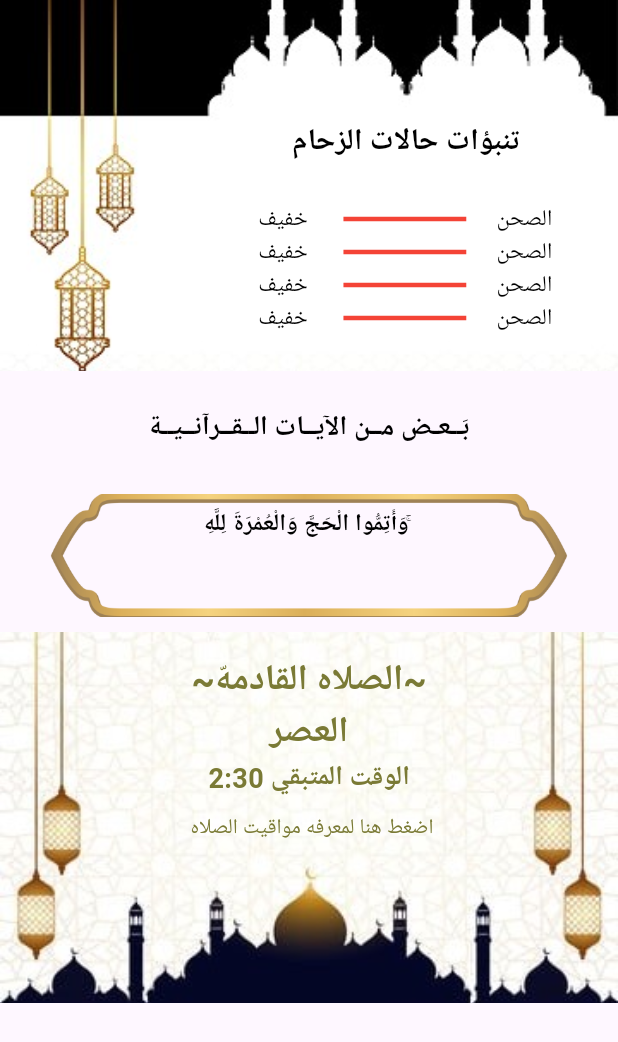
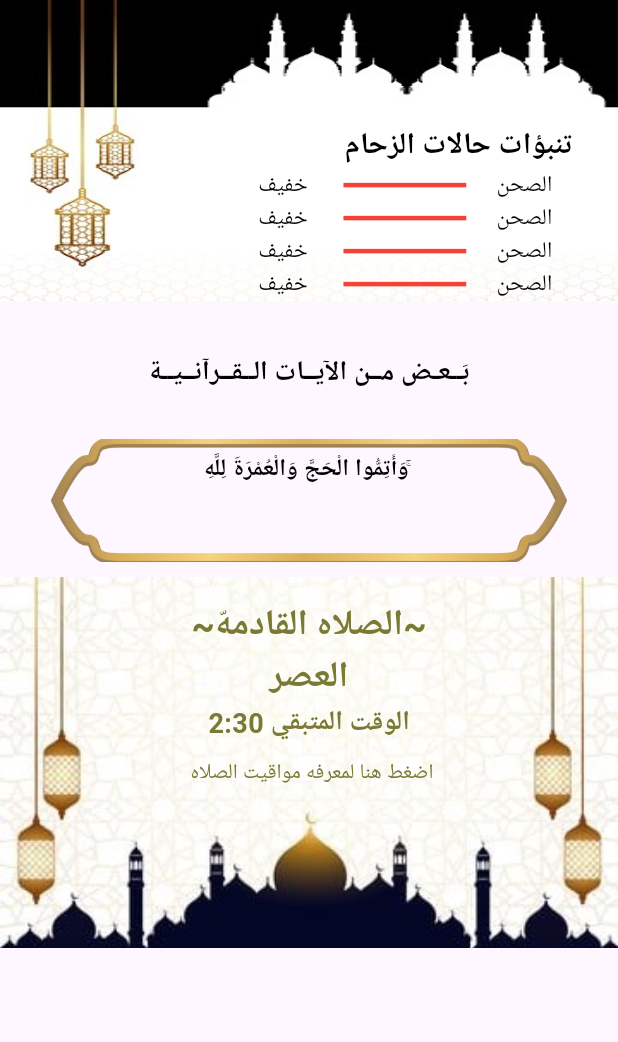
Before and after one commit to MohamedSsherif/hajj_app, a Flutter app: the HomeBody screen opened directly, on a phone screen of 412 x 824 dp. Shown: the top 1042 px of the screen. Run offline on Flutter 3.47's test engine with Material 3 defaults, Android fonts, the phone set to English and light mode, and no system bars; our stand-ins replace audioplayers, firebase_auth, firebase_core, flutter_svg, geolocator, modal_progress_hud_nsn and 2 more; missing offline and left inert: flutter_islamic_icons, flutter_qiblah, pray_times, video_360; accounts and stored records are empty.

Commit message:
ui changes

```diff
--- a/lib/views/home_body.dart
+++ b/lib/views/home_body.dart
@@ -1,12 +1,5 @@
 import 'package:flutter/material.dart';
-import 'package:flutter/widgets.dart';
-import 'package:flutter_islamic_icons/flutter_islamic_icons.dart';
-import 'package:hajj_app/constants.dart';
 import 'package:hajj_app/helpers/read_ayat_forhomebody.dart';
-import 'package:hajj_app/views/azkar_page.dart';
-import 'package:hajj_app/views/prayer_time.dart';
-import 'package:hajj_app/views/quibla.dart';
-import 'package:hajj_app/widgets/List_title_drawer.dart';
 import 'package:hajj_app/widgets/container_for_next_prayer_home_body.dart';
 import 'package:hajj_app/widgets/container_for_zeham.dart';
 
@@ -28,22 +21,20 @@ class _HomeBodyState extends State<HomeBody> {
           Padding(
             padding: const EdgeInsets.only(bottom: 15),
             child: Container(
-              width: MediaQuery.of(context)
-                  .size
-                  .width, // Set container width to match the screen width
-              height: MediaQuery.of(context).size.height *
-                  0.3,
-              decoration: BoxDecoration(
+              width: MediaQuery.of(context).size.width, // Set container width to match the screen width
+              // height: MediaQuery.of(context).size.height * 0.3,
+              decoration: const BoxDecoration(
                 image: DecorationImage(
                   image: AssetImage('assets/images/zeham3.jpg'),
-                  fit: BoxFit.cover,
+                  fit: BoxFit.fill,
                 ),
               ),
               child: Column(
                 crossAxisAlignment: CrossAxisAlignment.end,
                 children: [
-                  Padding(
-                    padding: const EdgeInsets.only(top: 80,bottom: 25,right: 60),
+                  SizedBox(height: MediaQuery.of(context).size.height * .1),
+                  const Padding(
+                    padding: EdgeInsets.symmetric(horizontal: 25),
                     child: Text(
                       'تنبؤات حالات الزحام ',
                       style: TextStyle(fontSize: 20, color: Colors.black, fontWeight: FontWeight.bold),
@@ -69,12 +60,11 @@ class _HomeBodyState extends State<HomeBody> {
               ),
             ),
           ),
-          ReadAyatForHomeBody(path: 'assets/json/ayat.json'),
-
-          SizedBox(
-            height: 10,
-          ),
-          CustomContainer(image: 'assets/images/NextPrayer2.jpg',text: '~الصلاه القادمهّ~',prayerName: 'العصر',remainingTime: 'الوقت المتبقي 2:30',text2: ' اضغط هنا لمعرفه مواقيت الصلاه' ),
+          const SizedBox(height: 10),
+          const ReadAyatForHomeBody(path: 'assets/json/ayat.json'),
+          const SizedBox(height: 10),
+          CustomContainer(
+              image: 'assets/images/NextPrayer2.jpg', text: '~الصلاه القادمهّ~', prayerName: 'العصر', remainingTime: 'الوقت المتبقي 2:30', text2: ' اضغط هنا لمعرفه مواقيت الصلاه'),
           const SizedBox(
             width: 5,
           )
```
Also changed, not shown: lib/helpers/read_ayat_forhomebody.dart (+11 -6 lines), lib/helpers/read_doaa_json.dart (+2 -5 lines), lib/main.dart (+3 -5 lines). Lines whose indentation alone changed are shown as unchanged.
